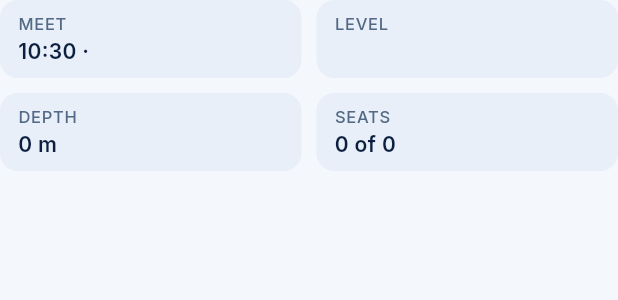
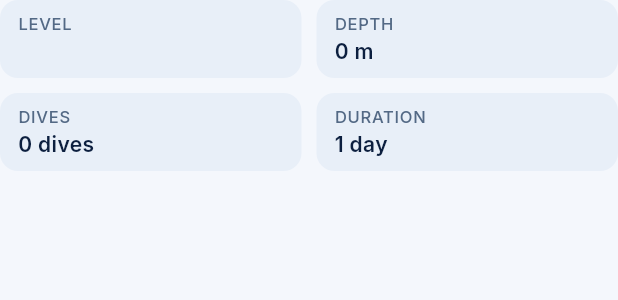
Before and after one commit to pronich/DiveBubble, a Flutter app: the _InfoGrid widget shown alone on an empty page, opened directly with empty values, on a phone screen of 412 x 824 dp. Shown: the top 300 px of the screen. Run offline on Flutter 3.47's test engine with Material 3 defaults, Android fonts, the phone set to English and light mode, and no system bars; our stand-ins replace freezed_annotation, google_fonts, shared_preferences; missing offline and left inert: centrifuge; accounts and stored records are empty; network calls fail.

Commit message:
Revised Trip Page layout: meeting point, level/depth/dives/duration grid, participants line
Co-Authored-By: Claude Sonnet 5 <noreply@anthropic.com>
Claude-Session: https://claude.ai/code/session_019EXt12kHRVtSTHvk3rYhBT

```diff
--- a/app/lib/ui/features/trips/views/trip_page.dart
+++ b/app/lib/ui/features/trips/views/trip_page.dart
@@ -50,7 +50,6 @@ class _TripPageState extends State<TripPage> {
 
           final theme = Theme.of(context);
           final isOrganizer = trip.creatorUserId == widget.viewModel.currentUserId;
-          final diveCountText = _diveCountText(trip);
 
           return ListView(
             padding: EdgeInsets.zero,
@@ -87,23 +86,20 @@ class _TripPageState extends State<TripPage> {
                         Icon(Icons.calendar_today_outlined, size: 16, color: theme.colorScheme.onSurfaceVariant),
                         const SizedBox(width: 4),
                         Text(
-                          '${formatDateRange(trip.startTime, trip.endDate)} · ${formatTime(trip.startTime)}',
+                          formatDateRange(trip.startTime, trip.endDate),
                           style: theme.textTheme.bodyMedium?.copyWith(color: theme.colorScheme.onSurfaceVariant),
                         ),
                       ],
                     ),
                     const SizedBox(height: 16),
+                    Text('MEETING POINT', style: theme.textTheme.labelSmall?.copyWith(color: theme.colorScheme.onSurfaceVariant)),
+                    const SizedBox(height: 2),
+                    Text(
+                      '${formatTime(trip.startTime)} · ${trip.meetingPoint ?? trip.location}',
+                      style: theme.textTheme.bodyMedium?.copyWith(fontWeight: FontWeight.w600),
+                    ),
+                    const SizedBox(height: 16),
                     _InfoGrid(trip: trip),
-                    if (diveCountText != null) ...[
-                      const SizedBox(height: 12),
-                      Row(
-                        children: [
-                          Icon(Icons.scuba_diving_outlined, size: 16, color: theme.colorScheme.onSurfaceVariant),
-                          const SizedBox(width: 4),
-                          Text(diveCountText, style: theme.textTheme.bodyMedium?.copyWith(color: theme.colorScheme.onSurfaceVariant)),
-                        ],
-                      ),
-                    ],
                     if (trip.description != null) ...[
                       const SizedBox(height: 20),
                       Text('About this dive', style: theme.textTheme.labelLarge),
@@ -112,6 +108,17 @@ class _TripPageState extends State<TripPage> {
                     ],
                     const SizedBox(height: 20),
                     _OrganizerCard(isOrganizer: isOrganizer),
+                    const SizedBox(height: 12),
+                    Row(
+                      children: [
+                        Icon(Icons.groups_outlined, size: 16, color: theme.colorScheme.onSurfaceVariant),
+                        const SizedBox(width: 4),
+                        Text(
+                          _participantsText(trip),
+                          style: theme.textTheme.bodyMedium?.copyWith(color: theme.colorScheme.onSurfaceVariant),
+                        ),
+                      ],
+                    ),
                     const SizedBox(height: 24),
                     _JoinButton(trip: trip, viewModel: widget.viewModel),
                   ],
@@ -124,16 +131,13 @@ class _TripPageState extends State<TripPage> {
     );
   }
 
-  String? _diveCountText(Trip trip) {
-    final min = trip.diveCountMin;
-    final max = trip.diveCountMax;
-    if (min == null && max == null) return null;
-    if (min != null && max != null) {
-      if (min == max) return min == 1 ? '1 dive' : '$min dives';
-      return '$min–$max dives';
+  String _participantsText(Trip trip) {
+    final count = trip.participantCount;
+    final people = count == 1 ? 'person' : 'people';
+    if (trip.maxParticipants != null) {
+      return '$count $people out of ${trip.maxParticipants} joined';
     }
-    if (max != null) return 'Up to $max dives';
-    return '$min+ dives';
+    return '$count $people joined';
   }
 }
 
@@ -145,18 +149,10 @@ class _InfoGrid extends StatelessWidget {
   @override
   Widget build(BuildContext context) {
     final tiles = <Widget>[
-      _InfoTile(
-        label: 'MEET',
-        value: '${formatTime(trip.startTime)} · ${trip.meetingPoint ?? trip.location}',
-      ),
       _InfoTile(label: 'LEVEL', value: trip.minCertification ?? 'Open to all'),
       if (_depthText(trip) != null) _InfoTile(label: 'DEPTH', value: _depthText(trip)!),
-      _InfoTile(
-        label: 'SEATS',
-        value: trip.maxParticipants != null
-            ? '${trip.participantCount} of ${trip.maxParticipants}'
-            : '${trip.participantCount} joined',
-      ),
+      if (_diveCountText(trip) != null) _InfoTile(label: 'DIVES', value: _diveCountText(trip)!),
+      _InfoTile(label: 'DURATION', value: _durationText(trip)),
     ];
 
     final rows = <Widget>[];
@@ -185,6 +181,29 @@ class _InfoGrid extends StatelessWidget {
     }
     if (max != null) return 'Up to $max m';
     return '$min+ m';
+  }
+
+  static String? _diveCountText(Trip trip) {
+    final min = trip.diveCountMin;
+    final max = trip.diveCountMax;
+    if (min == null && max == null) return null;
+    if (min != null && max != null) {
+      if (min == max) return min == 1 ? '1 dive' : '$min dives';
+      return '$min–$max dives';
+    }
+    if (max != null) return 'Up to $max dives';
+    return '$min+ dives';
+  }
+
+  static String _durationText(Trip trip) {
+    final end = trip.endDate;
+    if (end == null) return '1 day';
+    final start = trip.startTime.toLocal();
+    final endLocal = end.toLocal();
+    final startDate = DateTime(start.year, start.month, start.day);
+    final endDateOnly = DateTime(endLocal.year, endLocal.month, endLocal.day);
+    final days = endDateOnly.difference(startDate).inDays + 1;
+    return days == 1 ? '1 day' : '$days days';
   }
 }
 
```
Also changed, not shown: 1 other file.
